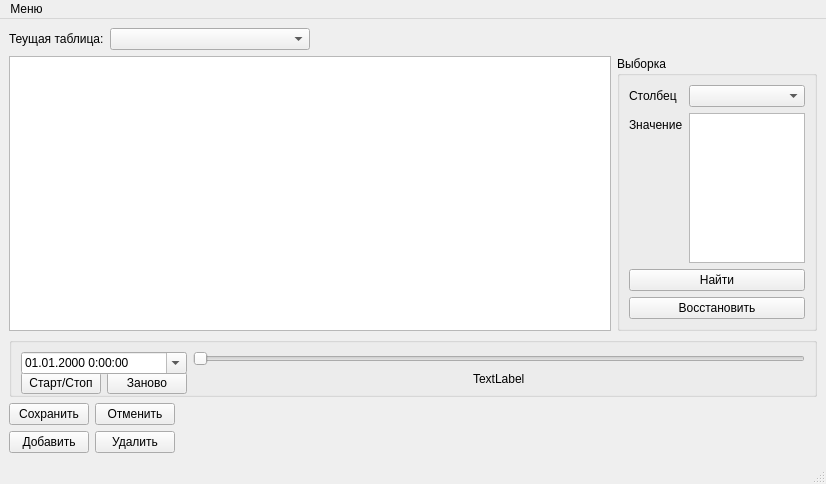
Before: the Qt Designer form testpr1/mainwindow.ui in enterin79/graduate_work, drawn with Qt 5.
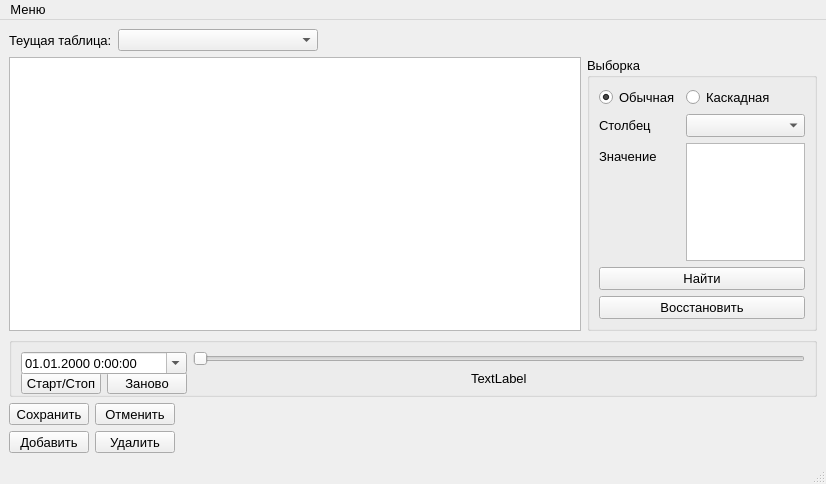
After: the same form once the commit is applied. Custom widgets are drawn as their Qt base class.

Commit message: добавлена каскадная выборка, увеличен шрифт

```diff
--- a/testpr1/mainwindow.ui
+++ b/testpr1/mainwindow.ui
@@ -16,6 +16,11 @@
     <height>300</height>
    </size>
   </property>
+  <property name="font">
+   <font>
+    <pointsize>10</pointsize>
+   </font>
+  </property>
   <property name="windowTitle">
    <string>База данных</string>
   </property>
@@ -29,6 +34,11 @@
         <height>0</height>
        </size>
       </property>
+      <property name="font">
+       <font>
+        <pointsize>12</pointsize>
+       </font>
+      </property>
       <property name="editTriggers">
        <set>QAbstractItemView::DoubleClicked</set>
       </property>
@@ -78,7 +88,7 @@
         </property>
         <property name="sizeHint" stdset="0">
          <size>
-          <width>30</width>
+          <width>25</width>
           <height>20</height>
          </size>
         </property>
@@ -285,7 +295,7 @@
      <widget class="QGroupBox" name="gbSearch">
       <property name="maximumSize">
        <size>
-        <width>200</width>
+        <width>230</width>
         <height>16777215</height>
        </size>
       </property>
@@ -295,40 +305,57 @@
       <layout class="QGridLayout" name="gridLayout">
        <item row="0" column="0">
         <layout class="QFormLayout" name="formLayout">
-         <item row="0" column="0">
+         <item row="1" column="0">
           <widget class="QLabel" name="label_2">
            <property name="text">
             <string>Столбец</string>
            </property>
           </widget>
          </item>
-         <item row="0" column="1">
+         <item row="1" column="1">
           <widget class="ComboBoxForDB" name="cbSelectColumn"/>
          </item>
-         <item row="1" column="0">
+         <item row="2" column="0">
           <widget class="QLabel" name="label_3">
            <property name="text">
             <string>Значение</string>
            </property>
           </widget>
          </item>
-         <item row="1" column="1">
+         <item row="2" column="1">
           <widget class="QTextEdit" name="teDecript"/>
          </item>
-         <item row="2" column="0" colspan="2">
+         <item row="3" column="0" colspan="2">
           <widget class="QPushButton" name="Search">
            <property name="text">
             <string>Найти</string>
            </property>
           </widget>
          </item>
-         <item row="3" column="0" colspan="2">
+         <item row="4" column="0" colspan="2">
           <widget class="QPushButton" name="RevertTable">
            <property name="text">
             <string>Восстановить</string>
            </property>
           </widget>
          </item>
+         <item row="0" column="0">
+          <widget class="QRadioButton" name="rbNormalSelection">
+           <property name="text">
+            <string>Обычная</string>
+           </property>
+           <property name="checked">
+            <bool>true</bool>
+           </property>
+          </widget>
+         </item>
+         <item row="0" column="1">
+          <widget class="QRadioButton" name="rbCascadeSelection">
+           <property name="text">
+            <string>Каскадная</string>
+           </property>
+          </widget>
+         </item>
         </layout>
        </item>
       </layout>
@@ -342,7 +369,7 @@
      <x>0</x>
      <y>0</y>
      <width>826</width>
-     <height>21</height>
+     <height>23</height>
     </rect>
    </property>
    <widget class="QMenu" name="menu">
```
The commit also changes 26 other files.
